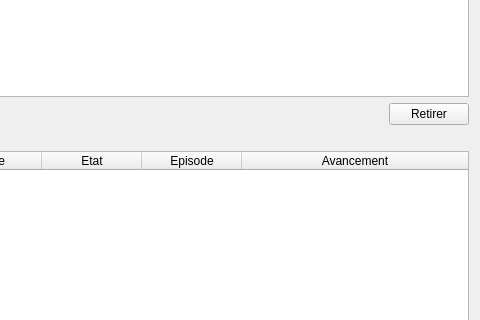
Old version of the form src/ui/tabs/planning_tab.ui in the repository seigneurfuo/MyAnimeManager3; both pictures show x 370 to 850 and y 145 to 465 of the 850 by 546 pixel window.
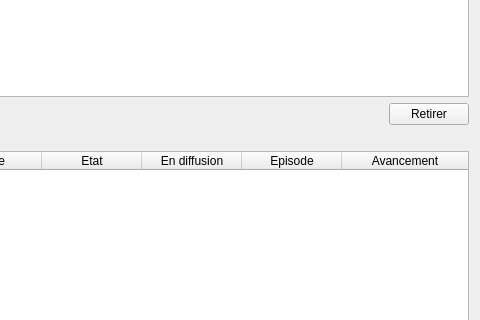
New version of the form. Icons and pictures are not drawn.

What changed in the file:
```diff
--- a/src/ui/tabs/planning_tab.ui
+++ b/src/ui/tabs/planning_tab.ui
@@ -282,6 +282,11 @@
          <string>Etat</string>
         </property>
        </column>
+       <column>
+        <property name="text">
+         <string>En diffusion</string>
+        </property>
+       </column>
        <column>
         <property name="text">
          <string>Episode</string>
```
